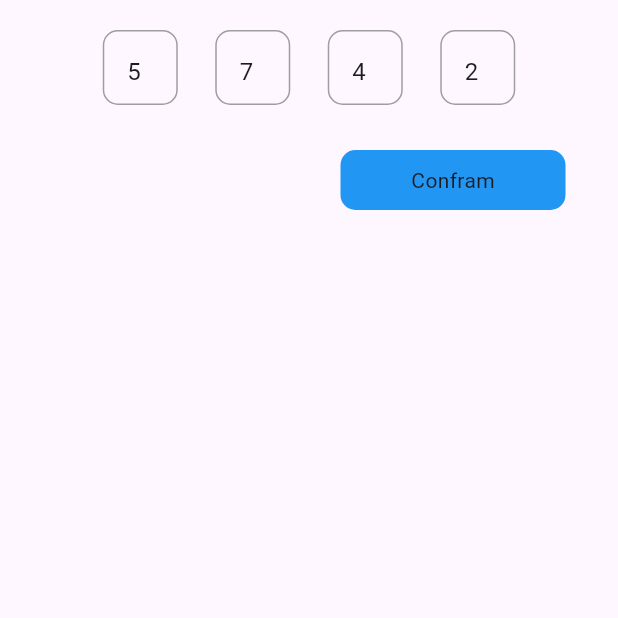
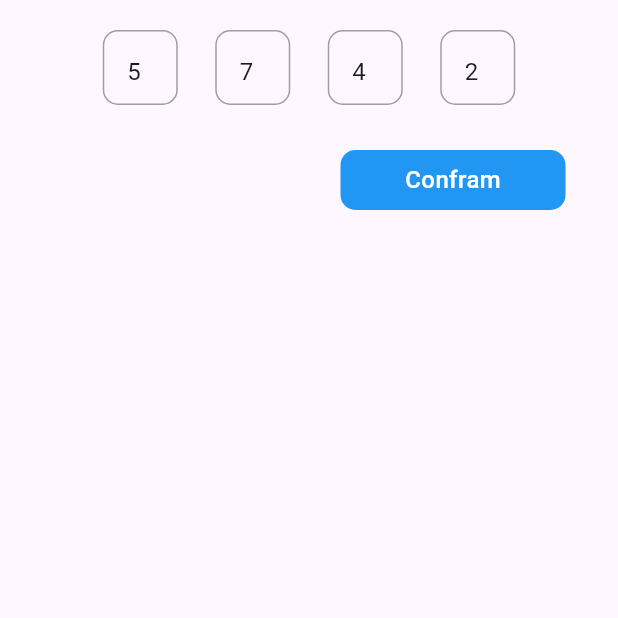
Before and after one commit to fahimshahariar09/delivery_app, a Flutter app: the screen it shows after launch, on a phone screen of 412 x 824 dp, the top half of it. Run offline on Flutter 3.47's test engine with Material 3 defaults, Android fonts, the phone set to English and light mode, and no system bars; our stand-ins replace animated_notch_bottom_bar, get.

Commit message:
first commit

```diff
--- /dev/null
+++ b/lib/controller/ui_controller/auth/new_password.dart
@@ -0,0 +1,8 @@
+
+
+import 'package:flutter/cupertino.dart';
+import 'package:get/get.dart';
+
+class NewPasswordController extends GetxController{
+  TextEditingController passwordController =TextEditingController();
+}
--- a/lib/view/screen/auth/new_password.dart
+++ b/lib/view/screen/auth/new_password.dart
@@ -1,3 +1,4 @@
+import 'package:delivery/view/screen/auth/widget/password_text_field.dart';
 import 'package:flutter/material.dart';
 
 class NewPassword extends StatelessWidget {
@@ -5,6 +6,14 @@ class NewPassword extends StatelessWidget {
 
   @override
   Widget build(BuildContext context) {
-    return Scaffold();
+    return Scaffold(
+      body: SafeArea(
+        child: Column(
+          children: [
+            // PasswordTextField(passwordController: passwordController)
+          ],
+        ),
+      ),
+    );
   }
 }
--- a/lib/view/screen/auth/verification.dart
+++ b/lib/view/screen/auth/verification.dart
@@ -1,5 +1,4 @@
 import 'package:delivery/controller/ui_controller/auth/verification.dart';
-import 'package:delivery/view/common_widget/common_button.dart';
 import 'package:delivery/view/screen/auth/widget/verify_field.dart';
 import 'package:flutter/material.dart';
 import 'package:get/get.dart';
@@ -17,26 +16,26 @@ class Verification extends StatelessWidget {
           padding: const EdgeInsets.symmetric(horizontal: 15),
           child: Column(
             children: [
-              SizedBox(height: 20),
+              const SizedBox(height: 20),
               Row(
                 mainAxisAlignment: MainAxisAlignment.center,
                 children: [
                   VerifyField(
                     verifiyController: verificationController.numController,
                   ),
-                  SizedBox(
+                  const SizedBox(
                     width: 25,
                   ),
                   VerifyField(
                     verifiyController: verificationController.num1Controller,
                   ),
-                  SizedBox(
+                  const SizedBox(
                     width: 25,
                   ),
                   VerifyField(
                     verifiyController: verificationController.num2Controller,
                   ),
-                  SizedBox(
+                  const SizedBox(
                     width: 25,
                   ),
                   VerifyField(
@@ -44,7 +43,7 @@ class Verification extends StatelessWidget {
                   ),
                 ],
               ),
-              SizedBox(height: 30),
+              const SizedBox(height: 30),
               Padding(
                 padding: const EdgeInsets.symmetric(horizontal: 20),
                 child: Row(
@@ -57,7 +56,16 @@ class Verification extends StatelessWidget {
                         color: Colors.blue,
                         borderRadius: BorderRadius.circular(10),
                       ),
-                      child: Center(child: Text("Confram",)),
+                      child: const Center(
+                        child: Text(
+                          "Confram",
+                          style: TextStyle(
+                            fontWeight: FontWeight.w500,
+                            fontSize: 16,
+                            color: Colors.white,
+                          ),
+                        ),
+                      ),
                     ),
                   ],
                 ),
```
